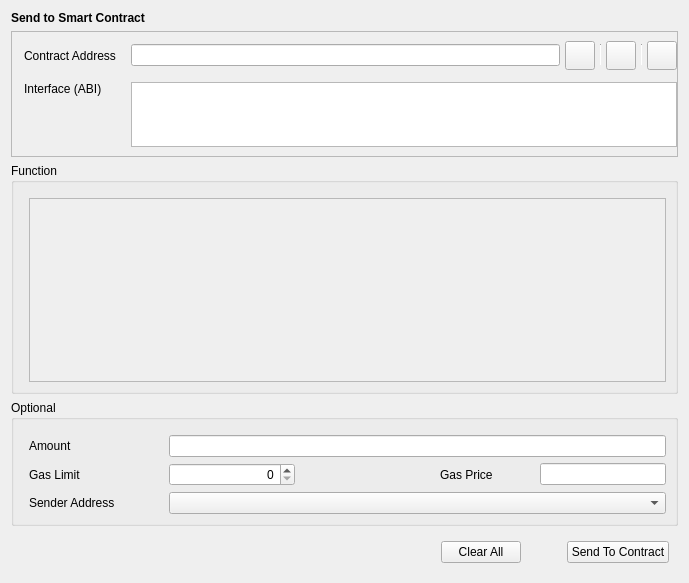
Before: the Qt Designer form src/qt/forms/sendtocontract.ui in Runebase/runebase, drawn with Qt 5.
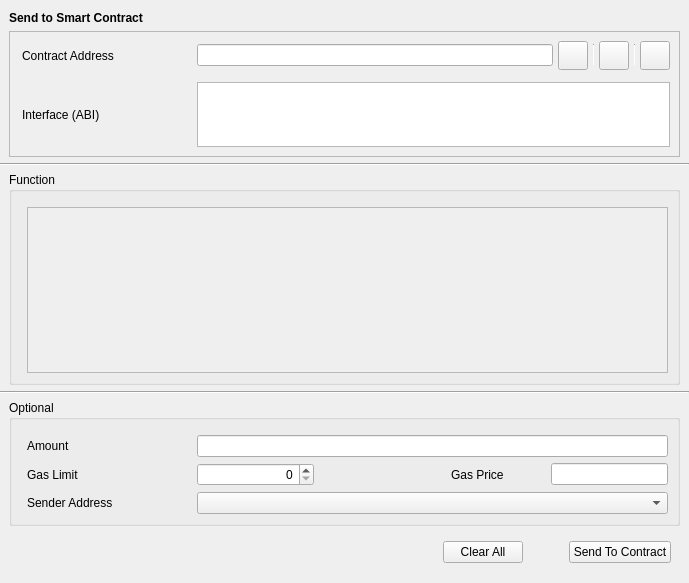
After: the same form once the commit is applied. Custom widgets are drawn as their Qt base class.

Diff of the .ui file:
```diff
--- a/src/qt/forms/sendtocontract.ui
+++ b/src/qt/forms/sendtocontract.ui
@@ -14,6 +14,12 @@
    <string>Form</string>
   </property>
   <layout class="QVBoxLayout" name="verticalLayout">
+   <property name="leftMargin">
+    <number>0</number>
+   </property>
+   <property name="rightMargin">
+    <number>0</number>
+   </property>
    <item>
     <widget class="QStackedWidget" name="stackedWidget">
      <property name="currentIndex">
@@ -34,6 +40,14 @@
         <number>0</number>
        </property>
        <item>
+        <layout class="QVBoxLayout" name="verticalLayout_5">
+         <property name="leftMargin">
+          <number>9</number>
+         </property>
+         <property name="rightMargin">
+          <number>9</number>
+         </property>
+         <item>
         <widget class="QLabel" name="labelTitle">
          <property name="font">
           <font>
@@ -72,12 +86,34 @@
             <property name="leftMargin">
              <number>12</number>
             </property>
+              <property name="rightMargin">
+               <number>9</number>
+              </property>
             <property name="horizontalSpacing">
              <number>15</number>
             </property>
             <property name="verticalSpacing">
              <number>12</number>
             </property>
+              <item row="1" column="2">
+               <widget class="QValidatedTextEdit" name="textEditInterface">
+                <property name="sizePolicy">
+                 <sizepolicy hsizetype="Expanding" vsizetype="Fixed">
+                  <horstretch>0</horstretch>
+                  <verstretch>0</verstretch>
+                 </sizepolicy>
+                </property>
+                <property name="maximumSize">
+                 <size>
+                  <width>16777215</width>
+                  <height>65</height>
+                 </size>
+                </property>
+                <property name="horizontalScrollBarPolicy">
+                 <enum>Qt::ScrollBarAlwaysOff</enum>
+                </property>
+               </widget>
+              </item>
             <item row="0" column="2">
              <layout class="QHBoxLayout" name="horizontalLayout_2">
               <property name="spacing">
@@ -162,34 +198,16 @@
               </item>
              </layout>
             </item>
-            <item row="0" column="0">
-             <widget class="QLabel" name="labelContractAddress">
-              <property name="text">
-               <string>Contract Address</string>
-              </property>
-             </widget>
-            </item>
-            <item row="1" column="2">
-             <widget class="QValidatedTextEdit" name="textEditInterface">
-              <property name="sizePolicy">
-               <sizepolicy hsizetype="Expanding" vsizetype="Fixed">
-                <horstretch>0</horstretch>
-                <verstretch>0</verstretch>
-               </sizepolicy>
-              </property>
-              <property name="maximumSize">
-               <size>
-                <width>16777215</width>
-                <height>65</height>
-               </size>
-              </property>
-              <property name="horizontalScrollBarPolicy">
-               <enum>Qt::ScrollBarAlwaysOff</enum>
-              </property>
-             </widget>
-            </item>
-            <item row="1" column="0" alignment="Qt::AlignTop">
+              <item row="1" column="0">
+               <layout class="QVBoxLayout" name="verticalLayout_8">
+                <item>
              <widget class="QLabel" name="labelInterface">
+                  <property name="minimumSize">
+                   <size>
+                    <width>160</width>
+                    <height>0</height>
+                   </size>
+                  </property>
               <property name="text">
                <string>Interface (ABI)</string>
               </property>
@@ -197,9 +215,45 @@
             </item>
            </layout>
           </item>
-         </layout>
-        </widget>
-       </item>
+              <item row="0" column="0">
+               <layout class="QVBoxLayout" name="verticalLayout_9">
+                <item>
+                 <widget class="QLabel" name="labelContractAddress">
+                  <property name="minimumSize">
+                   <size>
+                    <width>160</width>
+                    <height>0</height>
+                   </size>
+                  </property>
+                  <property name="text">
+                   <string>Contract Address</string>
+                  </property>
+                 </widget>
+                </item>
+               </layout>
+              </item>
+             </layout>
+            </item>
+           </layout>
+          </widget>
+         </item>
+        </layout>
+       </item>
+       <item>
+        <widget class="Line" name="hContractLine">
+         <property name="orientation">
+          <enum>Qt::Horizontal</enum>
+         </property>
+        </widget>
+       </item>
+       <item>
+        <layout class="QVBoxLayout" name="verticalLayout_6">
+         <property name="leftMargin">
+          <number>9</number>
+         </property>
+         <property name="rightMargin">
+          <number>9</number>
+         </property>
        <item>
         <widget class="QGroupBox" name="groupBoxFunction">
          <property name="title">
@@ -226,7 +280,7 @@
                <x>0</x>
                <y>0</y>
                <width>639</width>
-               <height>182</height>
+                 <height>137</height>
               </rect>
              </property>
             </widget>
@@ -235,6 +289,23 @@
          </layout>
         </widget>
        </item>
+        </layout>
+       </item>
+       <item>
+        <widget class="Line" name="hContractLine2">
+         <property name="orientation">
+          <enum>Qt::Horizontal</enum>
+         </property>
+        </widget>
+       </item>
+       <item>
+        <layout class="QVBoxLayout" name="verticalLayout_7">
+         <property name="leftMargin">
+          <number>9</number>
+         </property>
+         <property name="rightMargin">
+          <number>9</number>
+         </property>
        <item>
         <widget class="QGroupBox" name="groupBoxOptional">
          <property name="title">
@@ -266,7 +337,7 @@
             </property>
             <property name="minimumSize">
              <size>
-              <width>130</width>
+                <width>160</width>
               <height>0</height>
              </size>
             </property>
@@ -314,7 +385,7 @@
             </property>
             <property name="minimumSize">
              <size>
-              <width>130</width>
+                <width>160</width>
               <height>0</height>
              </size>
             </property>
@@ -336,7 +407,7 @@
             </property>
             <property name="minimumSize">
              <size>
-              <width>130</width>
+                <width>160</width>
               <height>0</height>
              </size>
             </property>
@@ -375,19 +446,21 @@
         </widget>
        </item>
       </layout>
+       </item>
+      </layout>
      </widget>
     </widget>
    </item>
    <item>
     <layout class="QHBoxLayout" name="horizontalLayout">
      <property name="leftMargin">
-      <number>9</number>
+      <number>18</number>
      </property>
      <property name="topMargin">
       <number>9</number>
      </property>
      <property name="rightMargin">
-      <number>9</number>
+      <number>18</number>
      </property>
      <property name="bottomMargin">
       <number>9</number>
@@ -443,17 +516,6 @@
   </layout>
  </widget>
  <customwidgets>
-  <customwidget>
-   <class>QValidatedLineEdit</class>
-   <extends>QLineEdit</extends>
-   <header>qt/qvalidatedlineedit.h</header>
-  </customwidget>
-  <customwidget>
-   <class>BitcoinAmountField</class>
-   <extends>QLineEdit</extends>
-   <header>qt/bitcoinamountfield.h</header>
-   <container>1</container>
-  </customwidget>
   <customwidget>
    <class>QValidatedTextEdit</class>
    <extends>QTextEdit</extends>
@@ -464,6 +526,17 @@
    <extends>QComboBox</extends>
    <header>qt/addressfield.h</header>
   </customwidget>
+  <customwidget>
+   <class>BitcoinAmountField</class>
+   <extends>QLineEdit</extends>
+   <header>qt/bitcoinamountfield.h</header>
+   <container>1</container>
+  </customwidget>
+  <customwidget>
+   <class>QValidatedLineEdit</class>
+   <extends>QLineEdit</extends>
+   <header>qt/qvalidatedlineedit.h</header>
+  </customwidget>
  </customwidgets>
  <resources/>
  <connections/>
```
Lines whose indentation alone changed are shown as unchanged.
